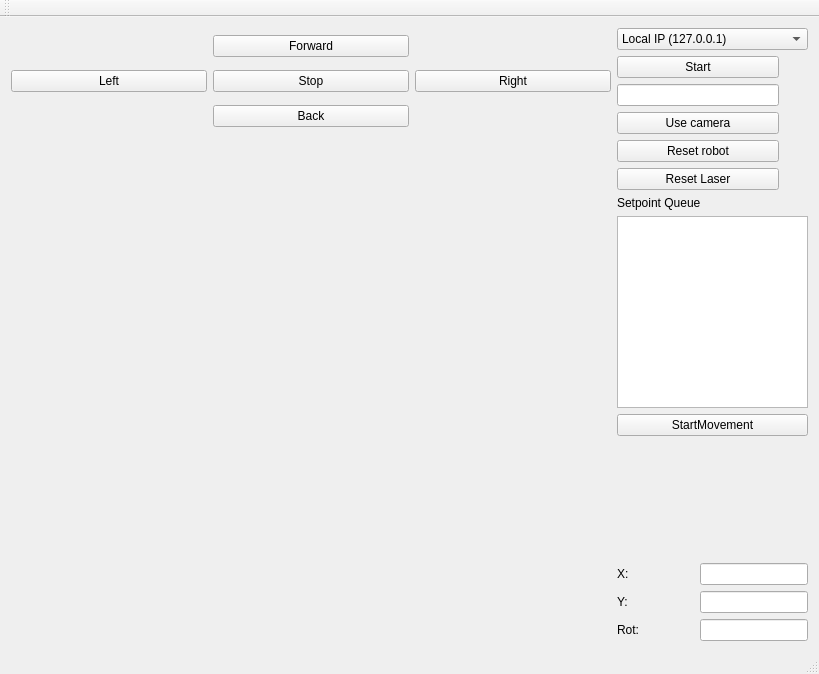
Michal-Baculak/RMR, file demoRMR/mainwindow.ui: the form before one commit.
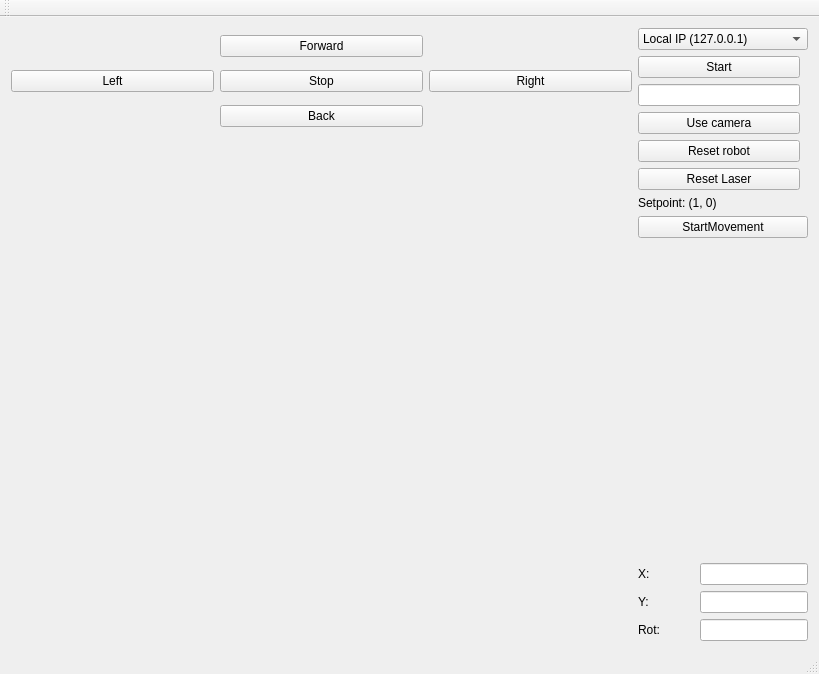
The form after the commit.

Commit message: Add support for GUI setpoint picking using left-click on the main map widget

Patch:
```diff
--- a/demoRMR/mainwindow.ui
+++ b/demoRMR/mainwindow.ui
@@ -202,13 +202,10 @@
       <item>
        <widget class="QLabel" name="label_4">
         <property name="text">
-         <string>Setpoint Queue</string>
+         <string>Setpoint: (1, 0)</string>
         </property>
        </widget>
       </item>
-      <item>
-       <widget class="QListView" name="setPointListView"/>
-      </item>
       <item>
        <widget class="QPushButton" name="pushButton_10">
         <property name="text">
```
Left out of the diff: 2 changed lines with no effect on the pictures. The commit also changes 6 other files.
